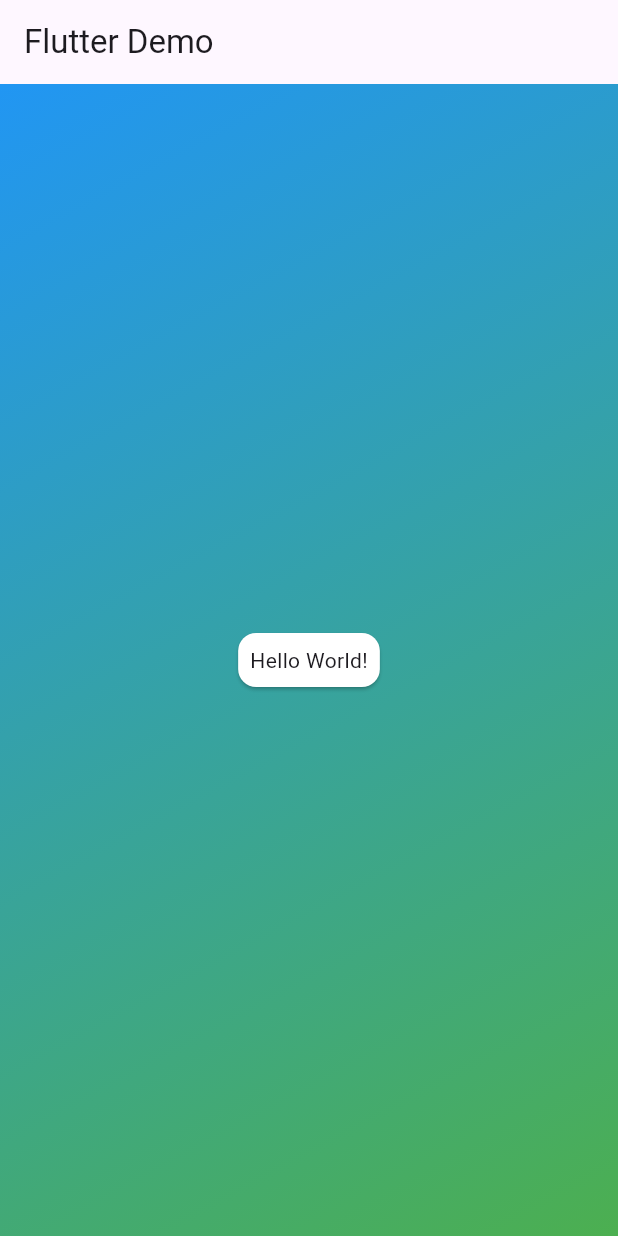
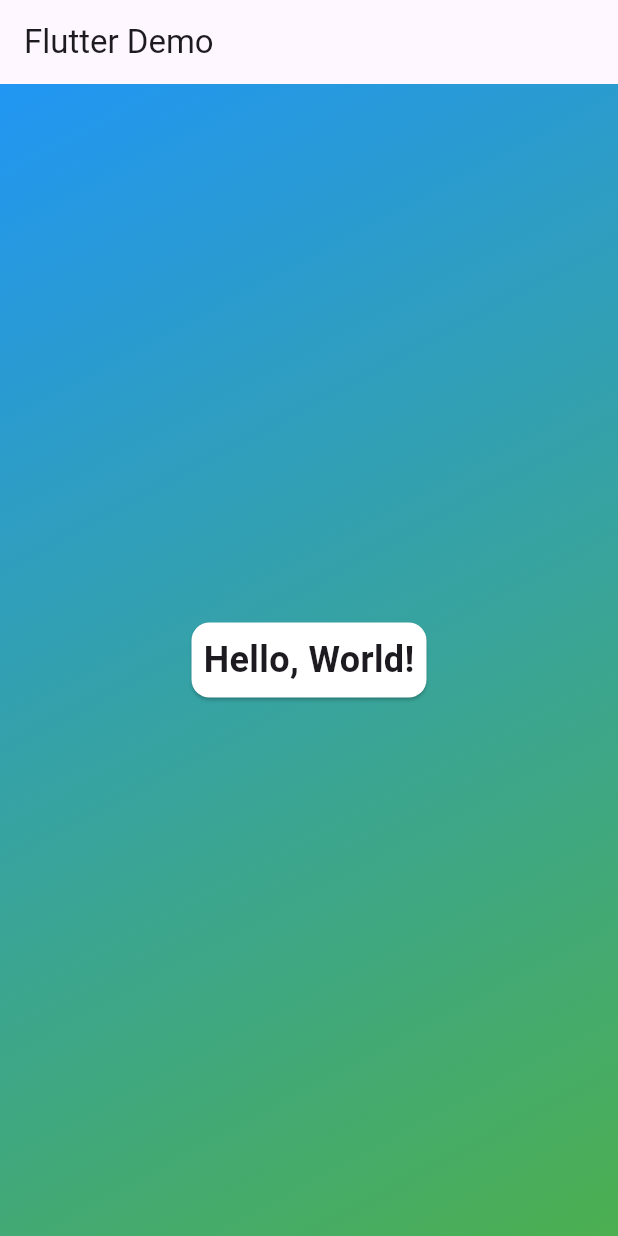
Before and after one commit to eduardorezaghi/dice_app, a Flutter app: the screen it shows after launch, on a phone screen of 412 x 824 dp. Run offline on Flutter 3.47's test engine with Material 3 defaults, Android fonts, the phone set to English and light mode, and no system bars.

Commit message:
Add GradientContainer and StyledText classes

```diff
--- /dev/null
+++ b/lib/gradient_container.dart
@@ -0,0 +1,32 @@
+import 'package:dice_app/styled_text.dart';
+import 'package:flutter/material.dart';
+
+class GradientContainer extends StatelessWidget {
+  final List<Color> gradientColors;
+
+  const GradientContainer(this.gradientColors, {super.key});
+
+  @override
+  Widget build(BuildContext context) {
+    return Container(
+      decoration: BoxDecoration(
+        gradient: LinearGradient(
+          begin: Alignment.topLeft,
+          end: Alignment.bottomRight,
+          colors: gradientColors,
+        ),
+      ),
+      child: const Center(
+        child: Card(
+          color: Colors.white,
+          child: Padding(
+            padding: EdgeInsets.all(8.0),
+            child: StyledText('Hello, World!',
+              style: TextStyle(fontSize: 24.0, fontWeight: FontWeight.bold),
+            )
+          ),
+        ),
+      ),
+    );
+  }
+}
--- a/lib/main.dart
+++ b/lib/main.dart
@@ -1,3 +1,4 @@
+import 'package:dice_app/gradient_container.dart';
 import 'package:flutter/material.dart';
 
 void main() {
@@ -19,30 +20,18 @@ class MyApp extends StatelessWidget {
 
 
 class MyHomePage extends StatelessWidget {
+  const MyHomePage({super.key});
+
   @override
   Widget build(BuildContext context) {
     return Scaffold(
       appBar: AppBar(
         title: const Text('Flutter Demo'),
       ),
-      body: Container(
-        decoration: const BoxDecoration(
-          gradient: LinearGradient(
-            begin: Alignment.topLeft,
-            end: Alignment.bottomRight,
-            colors: [Colors.blue, Colors.green],
-          ),
-        ),
-        child: const Center(
-          child: Card(
-            color: Colors.white,
-            child: Padding(
-              padding: EdgeInsets.all(8.0),
-              child: Text('Hello World!'),
-            ),
-          ),
-        ),
-      ),
+      body: const GradientContainer([
+        Colors.blue,
+        Colors.green,
+      ]),
     );
   }
 }
--- /dev/null
+++ b/lib/styled_text.dart
@@ -0,0 +1,13 @@
+import 'package:flutter/material.dart';
+
+class StyledText extends StatelessWidget {
+  final String text;
+  final TextStyle? style;
+
+  const StyledText(this.text, {super.key, this.style});
+
+  @override
+  Widget build(BuildContext context) {
+    return Text(text, style: style);
+  }
+}
```
